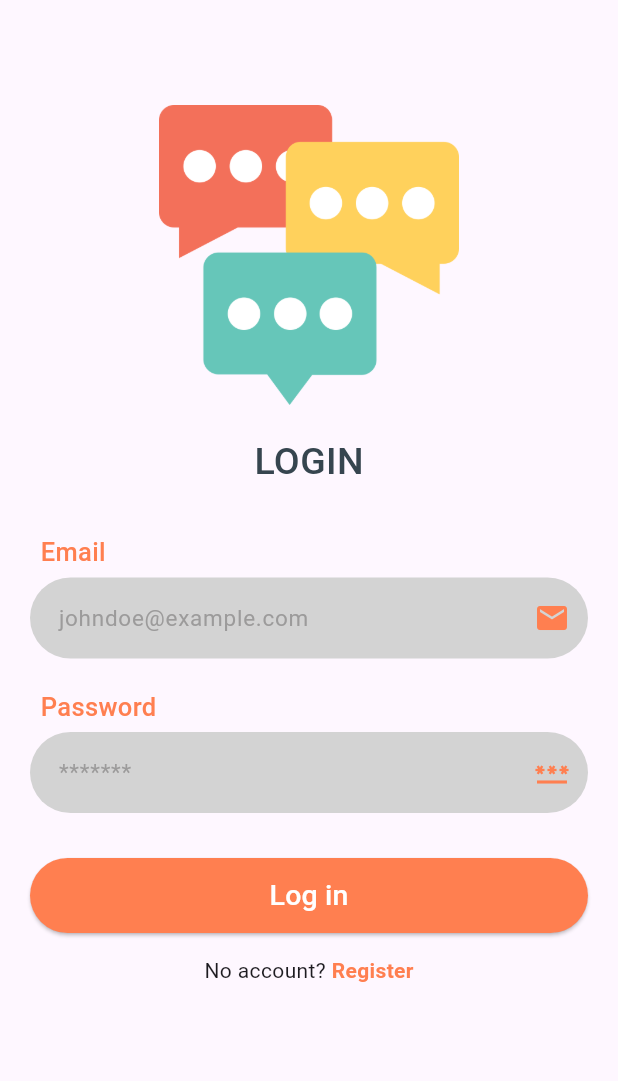
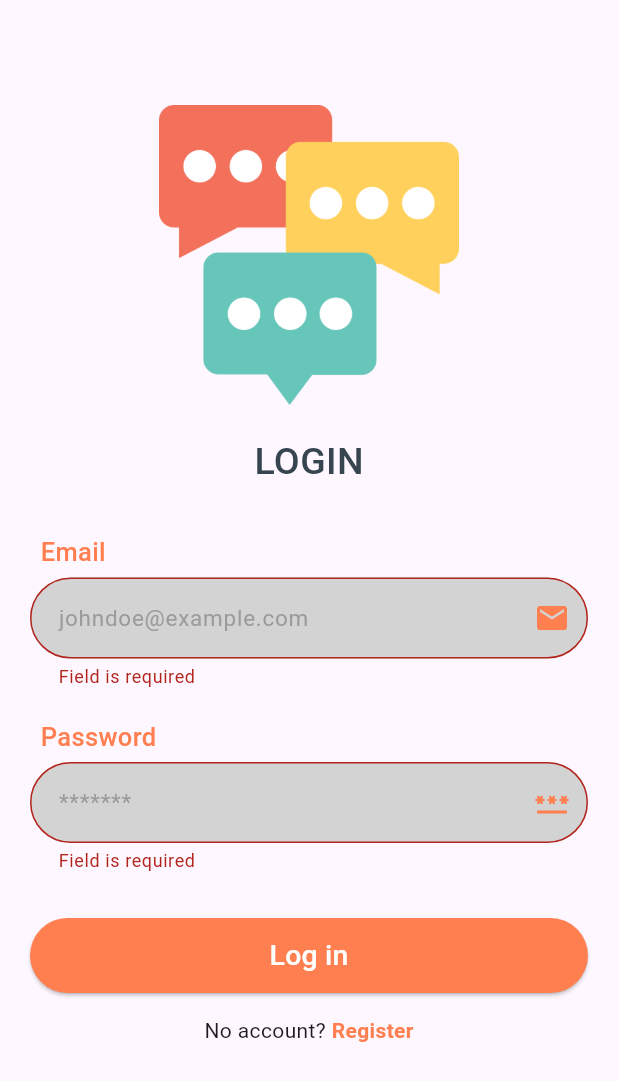
Before and after one commit to salma-elmaghawry/Chat-App, a Flutter app: the loginPage screen opened by its route, after a tap on "Log in", on a phone screen of 412 x 824 dp. Shown: the top 1081 px of the screen. Run offline on Flutter 3.47's test engine with Material 3 defaults, Android fonts, the light colour scheme and no system bars; drawn by our look-alikes of modal_progress_hud_nsn; our stand-ins replace firebase_auth, firebase_core; accounts and stored records are empty.

Commit message:
finish login page and create chat page

```diff
--- a/lib/Screens/login_page.dart
+++ b/lib/Screens/login_page.dart
@@ -2,18 +2,38 @@ import 'package:chat_app/Screens/RegisterPage.dart';
 import 'package:chat_app/constant.dart';
 import 'package:chat_app/widgets/button.dart';
 import 'package:chat_app/widgets/customTextField.dart';
+import 'package:firebase_auth/firebase_auth.dart';
 import 'package:flutter/material.dart';
+import 'package:chat_app/helper/show_snakBar.dart';
+import 'package:modal_progress_hud_nsn/modal_progress_hud_nsn.dart';
 
-class loginPage extends StatelessWidget {
+class loginPage extends StatefulWidget {
   loginPage({super.key});
-  static String  id = "LoginPage";
+  static String id = "LoginPage";
+
+  @override
+  State<loginPage> createState() => _loginPageState();
+}
+
+class _loginPageState extends State<loginPage> {
+  String? email;
+  bool isLoading = false;
+  String? password;
+
+  GlobalKey<FormState> formKey = GlobalKey();
 
   @override
   Widget build(BuildContext context) {
-    return Scaffold(
+    return ModalProgressHUD(
+      progressIndicator: const CircularProgressIndicator(
+          valueColor: AlwaysStoppedAnimation<Color>(kPrimaryColor)),
+      inAsyncCall: isLoading,
+      child: Scaffold(
         body: Center(
           child: Padding(
             padding: const EdgeInsets.all(20), // Adjust padding as needed
+            child: Form(
+              key: formKey,
               child: ListView(
                 //crossAxisAlignment: CrossAxisAlignment.start,
                 children: [
@@ -36,7 +56,7 @@ class loginPage extends StatelessWidget {
                     ),
                   ),
                   SizedBox(height: 30),
-              Padding(
+                  const Padding(
                     padding: const EdgeInsets.only(left: 7.0, bottom: 5.0),
                     child: Text('Email',
                         style: TextStyle(
@@ -44,12 +64,15 @@ class loginPage extends StatelessWidget {
                             fontWeight: FontWeight.w500,
                             color: kPrimaryColor)),
                   ),
-              customTextField(
+                  customTextFormField(
+                    onChange: (data) {
+                      email = data;
+                    },
                     hint: 'johndoe@example.com',
                     suffixIcon: Icon(Icons.email),
                   ),
                   SizedBox(height: 20),
-              Padding(
+                  const Padding(
                     padding: const EdgeInsets.only(left: 7.0, bottom: 5.0),
                     child: Text('Password',
                         style: TextStyle(
@@ -58,14 +81,37 @@ class loginPage extends StatelessWidget {
                             color: kPrimaryColor)),
                   ),
                   //pacer(flex: 1),
-              customTextField(
+                  customTextFormField(
+                    onChange: (data) {
+                      password = data;
+                    },
                     hint: '*******',
                     suffixIcon: Icon(Icons.password_sharp),
                   ),
                   SizedBox(height: 30),
                   SizedBox(
                     child: button(
-                  onPressed:(){},
+                      onPressed: () async {
+                        if (formKey.currentState!.validate()) {
+                          isLoading = true;
+                          setState(() {});
+                          try {
+                            await loginUser();
+                            showSnackBar(context, "Success");
+                          } on FirebaseAuthException catch (e) {
+                            if (e.code == "user-not-found") {
+                              showSnackBar(
+                                  context, "This user is not registered");
+                            } else if (e.code == "wrong-password")
+                              showSnackBar(context, "Wrong password ");
+                          } catch (e) {
+                            showSnackBar(context,
+                                "There was an error, please try again");
+                          }
+                          isLoading = false;
+                          setState(() {});
+                        }
+                      },
                       title: "Log in",
                     ),
                     width: double.infinity,
@@ -85,7 +131,8 @@ class loginPage extends StatelessWidget {
                         child: Text(
                           "Register",
                           style: TextStyle(
-                          color: kPrimaryColor, fontWeight: FontWeight.bold),
+                              color: kPrimaryColor,
+                              fontWeight: FontWeight.bold),
                         ),
                       )
                     ],
@@ -95,6 +142,13 @@ class loginPage extends StatelessWidget {
               ),
             ),
           ),
+        ),
+      ),
     );
   }
+
+  Future<void> loginUser() async {
+    UserCredential user = await FirebaseAuth.instance
+        .signInWithEmailAndPassword(email: email!, password: password!);
   }
+}
--- a/lib/widgets/customTextField.dart
+++ b/lib/widgets/customTextField.dart
@@ -1,8 +1,8 @@
 import 'package:chat_app/constant.dart';
 import 'package:flutter/material.dart';
 
-class customTextField extends StatelessWidget {
-  customTextField({
+class customTextFormField extends StatelessWidget {
+  customTextFormField({
     super.key,
     required this.hint,
     this.suffixIcon,
```
Also changed, not shown: lib/Screens/RegisterPage.dart (+6 -4 lines), lib/Screens/chat_page.dart (added, +11 -0 lines). Lines whose indentation alone changed are shown as unchanged.
